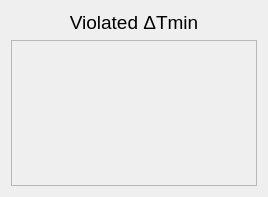
Above: interface/dteste.ui from CarlosTadeuVassoler/MPinch before the change. Below: the same form after it.
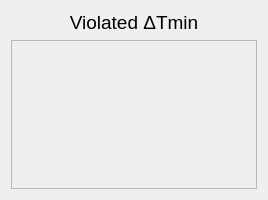
That is the form after the change.

Diff of the .ui file:
```diff
--- a/interface/dteste.ui
+++ b/interface/dteste.ui
@@ -7,7 +7,7 @@
     <x>0</x>
     <y>0</y>
     <width>268</width>
-    <height>197</height>
+    <height>200</height>
    </rect>
   </property>
   <property name="windowTitle">
@@ -40,7 +40,7 @@
         <x>0</x>
         <y>0</y>
         <width>248</width>
-        <height>148</height>
+        <height>151</height>
        </rect>
       </property>
       <layout class="QVBoxLayout" name="verticalLayout_4">
```
